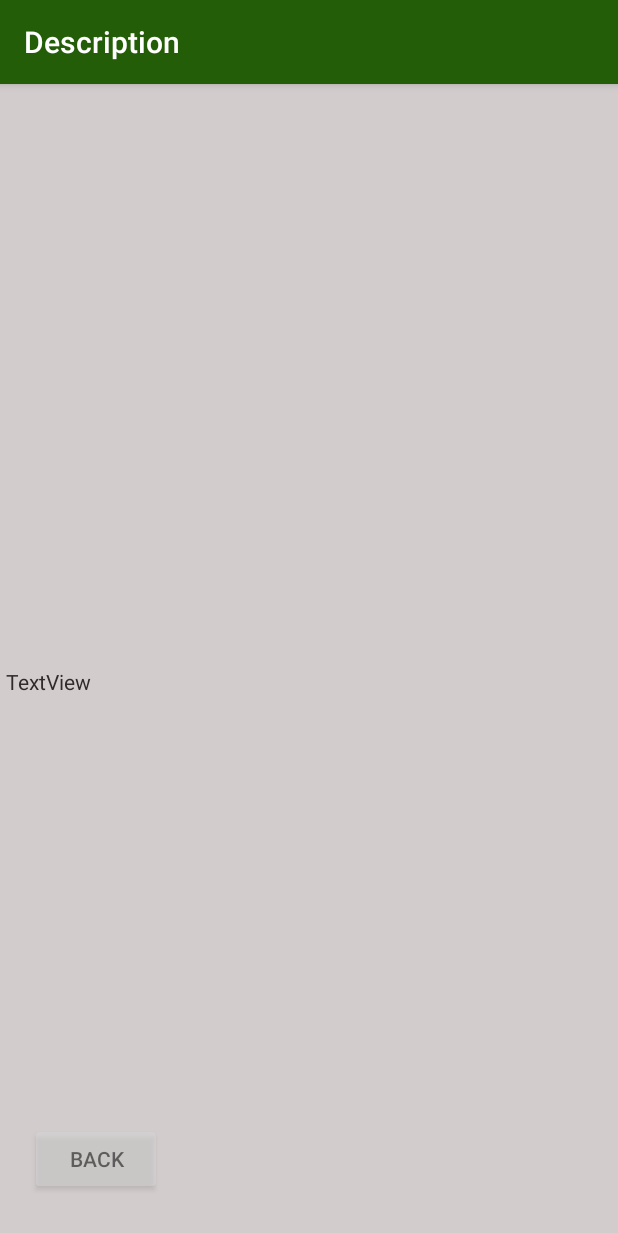
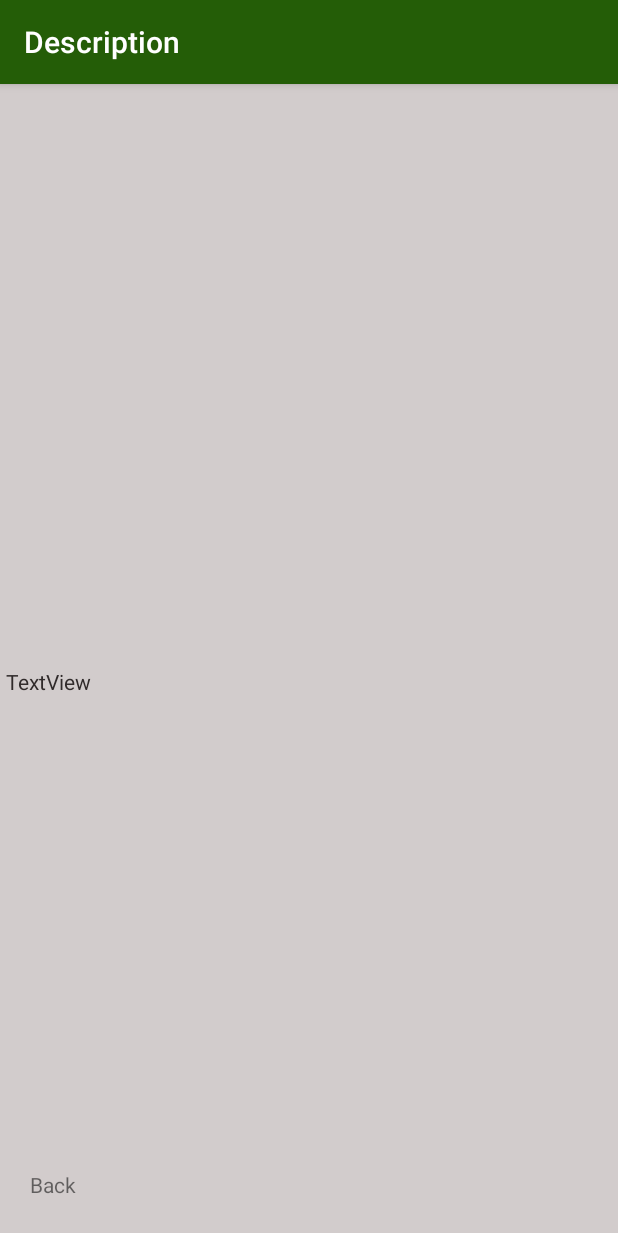
Before and after one commit to Tom-snh/MyFirstApplicationProject, an Android app: the InfoActivity screen opened directly, with no data from a screen before it, on a phone screen of 412 x 824 dp. Shown: the top 1233 px of the screen. Run offline under Robolectric (Android 15) with nearby library versions, the phone set to English and light mode, and no system bars.

Commit message:
Update InfoActivity

```diff
--- a/app/src/main/java/com/example/myrecyclerview/presentation/view/InfoActivity.java
+++ b/app/src/main/java/com/example/myrecyclerview/presentation/view/InfoActivity.java
@@ -21,8 +21,8 @@ public class InfoActivity extends AppCompatActivity {
         setContentView(R.layout.activity_info);
 
         //On récupère l'id du bouton puis on éxécute une action s'il est cliqué
-        Button button = findViewById(R.id.previous_button);
-        button.setOnClickListener(new View.OnClickListener() {
+        TextView previous = findViewById(R.id.previousText);
+        previous.setOnClickListener(new View.OnClickListener() {
             @Override
             public void onClick(View v) {
                 InfoActivity.this.finish();
--- a/app/src/main/res/layout/activity_info.xml
+++ b/app/src/main/res/layout/activity_info.xml
@@ -29,16 +29,15 @@
         app:layout_constraintBottom_toBottomOf="parent"
         app:layout_constraintStart_toStartOf="parent" />
 
-    <Button
-        android:id="@+id/previous_button"
-        android:layout_width="wrap_content"
-        android:layout_height="wrap_content"
+
+    <TextView
+        android:id="@+id/previousText"
+        android:layout_width="57dp"
+        android:layout_height="34dp"
         android:layout_marginStart="20dp"
         android:layout_marginLeft="20dp"
-        android:layout_marginBottom="27dp"
+        android:layout_marginBottom="10dp"
         android:text="@string/previous_button_txt"
-        android:textColor="@color/noir"
-        android:alpha="0.50"
         app:layout_constraintBottom_toBottomOf="parent"
         app:layout_constraintStart_toStartOf="parent" />
 </androidx.constraintlayout.widget.ConstraintLayout>
```
